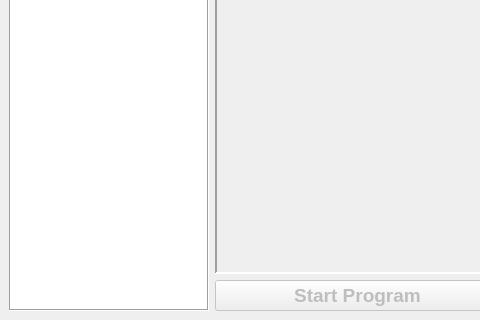
The window that mainwindow.ui (brianuuu/AutoController2) describes before a commit, drawn with Qt 5; both pictures show x 0 to 480 and y 266 to 586 of the 800 by 586 pixel window.
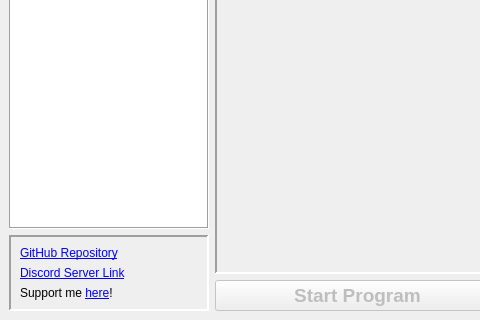
The same window after the commit.

Commit message: Added various links

```diff
--- a/mainwindow.ui
+++ b/mainwindow.ui
@@ -514,6 +514,66 @@
           </property>
          </widget>
         </item>
+        <item>
+         <widget class="QFrame" name="frame">
+          <property name="minimumSize">
+           <size>
+            <width>0</width>
+            <height>20</height>
+           </size>
+          </property>
+          <property name="frameShape">
+           <enum>QFrame::Shape::Panel</enum>
+          </property>
+          <property name="frameShadow">
+           <enum>QFrame::Shadow::Sunken</enum>
+          </property>
+          <property name="lineWidth">
+           <number>2</number>
+          </property>
+          <layout class="QVBoxLayout" name="verticalLayout_8">
+           <item>
+            <widget class="QLabel" name="label_3">
+             <property name="text">
+              <string>&lt;html&gt;&lt;head/&gt;&lt;body&gt;&lt;p&gt;&lt;a href=&quot;https://github.com/brianuuu/AutoController2&quot;&gt;GitHub Repository&lt;/span&gt;&lt;/a&gt;&lt;/p&gt;&lt;/body&gt;&lt;/html&gt;</string>
+             </property>
+             <property name="openExternalLinks">
+              <bool>true</bool>
+             </property>
+             <property name="textInteractionFlags">
+              <set>Qt::TextInteractionFlag::LinksAccessibleByMouse|Qt::TextInteractionFlag::TextSelectableByKeyboard</set>
+             </property>
+            </widget>
+           </item>
+           <item>
+            <widget class="QLabel" name="label_2">
+             <property name="text">
+              <string>&lt;html&gt;&lt;head/&gt;&lt;body&gt;&lt;p&gt;&lt;a href=&quot;https://discord.gg/GWEurpGZNM&quot;&gt;Discord Server Link&lt;/span&gt;&lt;/a&gt;&lt;/p&gt;&lt;/body&gt;&lt;/html&gt;</string>
+             </property>
+             <property name="openExternalLinks">
+              <bool>true</bool>
+             </property>
+             <property name="textInteractionFlags">
+              <set>Qt::TextInteractionFlag::LinksAccessibleByKeyboard|Qt::TextInteractionFlag::LinksAccessibleByMouse</set>
+             </property>
+            </widget>
+           </item>
+           <item>
+            <widget class="QLabel" name="label">
+             <property name="text">
+              <string>Support me &lt;a href=&quot;https://www.paypal.com/paypalme2/brianuuuSonic&quot;&gt;here&lt;/a&gt;!</string>
+             </property>
+             <property name="openExternalLinks">
+              <bool>true</bool>
+             </property>
+             <property name="textInteractionFlags">
+              <set>Qt::TextInteractionFlag::LinksAccessibleByKeyboard|Qt::TextInteractionFlag::LinksAccessibleByMouse</set>
+             </property>
+            </widget>
+           </item>
+          </layout>
+         </widget>
+        </item>
        </layout>
       </item>
       <item>
```
